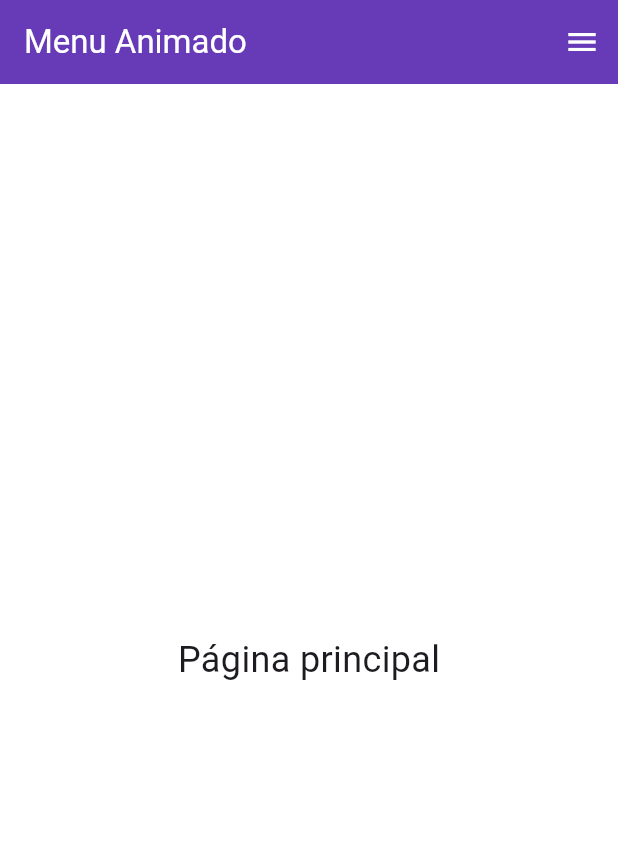
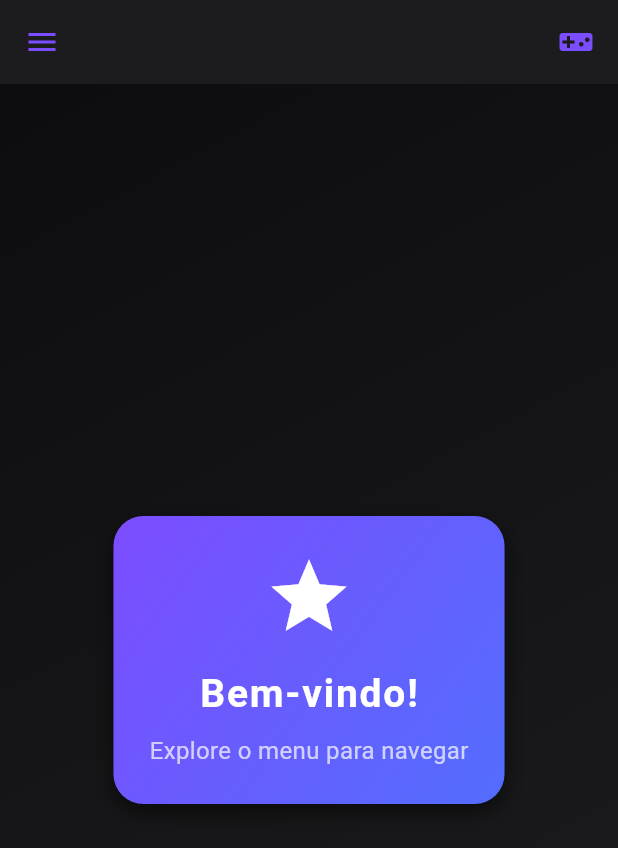
Before and after one commit to K0yall/Flutter-Atividade, a Flutter app: the screen it shows after launch, on a phone screen of 412 x 824 dp. Shown: the top 848 px of the screen. Run offline on Flutter 3.47's test engine with Material 3 defaults, Android fonts, the phone set to English and light mode, and no system bars.

Commit message:
Adicionei tema escuro e deixei layout mais estiloso

```diff
--- a/atividade_flutter-main/lib/main.dart
+++ b/atividade_flutter-main/lib/main.dart
@@ -9,280 +9,271 @@ class MyApp extends StatelessWidget {
   @override
   Widget build(BuildContext context) {
     return MaterialApp(
-      title: 'Staggered Menu Demo',
+      title: 'Dark Styled Demo',
       debugShowCheckedModeBanner: false,
-      theme: ThemeData(
-        primarySwatch: Colors.deepPurple,
-        scaffoldBackgroundColor: Colors.white,
+      theme: ThemeData.dark().copyWith(
+        scaffoldBackgroundColor: const Color(0xFF121212),
+        colorScheme: ColorScheme.fromSeed(seedColor: Colors.deepPurpleAccent),
+        textTheme: const TextTheme(
+          bodyMedium: TextStyle(color: Colors.white70),
         ),
-      home: const ExampleStaggeredAnimations(),
+        appBarTheme: const AppBarTheme(
+          backgroundColor: Color(0xFF1C1C1E),
+          elevation: 0,
+        ),
+      ),
+      home: const HomeScreen(),
     );
   }
 }
 
-class ExampleStaggeredAnimations extends StatefulWidget {
-  const ExampleStaggeredAnimations({super.key});
+class HomeScreen extends StatefulWidget {
+  const HomeScreen({super.key});
   @override
-  State<ExampleStaggeredAnimations> createState() =>
-      _ExampleStaggeredAnimationsState();
+  State<HomeScreen> createState() => _HomeScreenState();
 }
 
-class _ExampleStaggeredAnimationsState extends State<ExampleStaggeredAnimations>
+class _HomeScreenState extends State<HomeScreen>
     with SingleTickerProviderStateMixin {
-  late AnimationController _drawerSlideController;
+  late AnimationController _drawerController;
 
   @override
   void initState() {
     super.initState();
-    _drawerSlideController = AnimationController(
+    _drawerController = AnimationController(
       vsync: this,
-      duration: const Duration(milliseconds: 150),
+      duration: const Duration(milliseconds: 400),
     );
   }
 
   @override
   void dispose() {
-    _drawerSlideController.dispose();
+    _drawerController.dispose();
     super.dispose();
   }
 
-  bool _isDrawerOpen() {
-    return _drawerSlideController.value == 1.0;
-  }
+  bool get isDrawerOpen => _drawerController.value == 1.0;
 
-  bool _isDrawerOpening() {
-    return _drawerSlideController.status == AnimationStatus.forward;
-  }
-
-  bool _isDrawerClosed() {
-    return _drawerSlideController.value == 0.0;
-  }
-
-  void _toggleDrawer() {
-    if (_isDrawerOpen() || _isDrawerOpening()) {
-      _drawerSlideController.reverse();
+  void toggleDrawer() {
+    if (isDrawerOpen) {
+      _drawerController.reverse();
     } else {
-      _drawerSlideController.forward();
+      _drawerController.forward();
     }
   }
 
   @override
   Widget build(BuildContext context) {
     return Scaffold(
-      appBar: _buildAppBar(),
-      body: Stack(children: [_buildContent(), _buildDrawer()]),
-    );
-  }
-
-  PreferredSizeWidget _buildAppBar() {
-    return AppBar(
-      title: const Text('Menu Animado', style: TextStyle(color: Colors.white)),
-      backgroundColor: Colors.deepPurple,
-      elevation: 0.0,
-      automaticallyImplyLeading: false,
-      actions: [
-        AnimatedBuilder(
-          animation: _drawerSlideController,
-          builder: (context, child) {
-            return IconButton(
-              onPressed: _toggleDrawer,
-              icon: _isDrawerOpen() || _isDrawerOpening()
-                  ? const Icon(Icons.clear, color: Colors.white)
-                  : const Icon(Icons.menu, color: Colors.white),
-            );
-          },
+      appBar: AppBar(
+        leading: IconButton(
+          onPressed: toggleDrawer,
+          icon: AnimatedIcon(
+            icon: AnimatedIcons.menu_close,
+            progress: _drawerController,
+            color: Colors.deepPurpleAccent,
+          ),
+        ),
+        actions: const [
+          Padding(
+            padding: EdgeInsets.symmetric(horizontal: 16),
+            child: Icon(Icons.videogame_asset, color: Colors.deepPurpleAccent),
           ),
         ],
+      ),
+      body: Stack(
+        children: [
+          _buildContent(),
+          _buildDrawer(),
+        ],
+      ),
     );
   }
 
   Widget _buildContent() {
-    // Conteúdo principal da página (vazio ou o que você quiser colocar)
-    return const Center(
-      child: Text(
-        'Página principal',
-        style: TextStyle(fontSize: 24),
+    return Container(
+      decoration: const BoxDecoration(
+        gradient: LinearGradient(
+          colors: [Color(0xFF0D0D0F), Color(0xFF1E1E20)],
+          begin: Alignment.topLeft,
+          end: Alignment.bottomRight,
+        ),
+      ),
+      child: Center(
+        child: Container(
+          padding: const EdgeInsets.all(24),
+          margin: const EdgeInsets.all(20),
+          decoration: BoxDecoration(
+            gradient: const LinearGradient(
+              colors: [Colors.deepPurpleAccent, Colors.indigoAccent],
+              begin: Alignment.topLeft,
+              end: Alignment.bottomRight,
+            ),
+            borderRadius: BorderRadius.circular(20),
+            boxShadow: const [
+              BoxShadow(
+                color: Colors.black54,
+                blurRadius: 12,
+                offset: Offset(0, 6),
+              )
+            ],
+          ),
+          child: Column(
+            mainAxisSize: MainAxisSize.min,
+            children: const [
+              Icon(Icons.star, size: 60, color: Colors.white),
+              SizedBox(height: 16),
+              Text(
+                "Bem-vindo!",
+                style: TextStyle(
+                  fontSize: 26,
+                  fontWeight: FontWeight.bold,
+                  color: Colors.white,
+                  letterSpacing: 1.2,
+                ),
+              ),
+              SizedBox(height: 8),
+              Text(
+                "Explore o menu para navegar",
+                style: TextStyle(color: Colors.white70, fontSize: 16),
+              ),
+            ],
+          ),
+        ),
       ),
     );
   }
 
   Widget _buildDrawer() {
     return AnimatedBuilder(
-      animation: _drawerSlideController,
+      animation: _drawerController,
       builder: (context, child) {
-        return FractionalTranslation(
-          translation: Offset(1.0 - _drawerSlideController.value, 0.0),
-          child: _isDrawerClosed() ? const SizedBox() : const Menu(),
+        final slide =
+            (1.0 - _drawerController.value) * MediaQuery.of(context).size.width;
+        return Transform.translate(
+          offset: Offset(slide, 0),
+          child: _drawerController.value == 0
+              ? const SizedBox()
+              : const DarkMenu(),
         );
       },
     );
   }
 }
 
-class Menu extends StatefulWidget {
-  const Menu({super.key});
+class DarkMenu extends StatefulWidget {
+  const DarkMenu({super.key});
+
   @override
-  State<Menu> createState() => _MenuState();
+  State<DarkMenu> createState() => _DarkMenuState();
 }
 
-class _MenuState extends State<Menu> with SingleTickerProviderStateMixin {
-  static const _menuTitles = [
-    'Criar Evento',
-    'Meus Eventos',
-    'Inscrições',
-    'Painel Organizador',
-    'Calendário',
+class _DarkMenuState extends State<DarkMenu>
+    with SingleTickerProviderStateMixin {
+  final List<String> menuItems = const [
+    "Explorar Jogos",
+    "Favoritos",
+    "Notificações",
+    "Configurações",
+    "Sair"
   ];
-  static const _initialDelayTime = Duration(milliseconds: 50);
-  static const _itemSlideTime = Duration(milliseconds: 250);
-  static const _staggerTime = Duration(milliseconds: 50);
-  static const _buttonDelayTime = Duration(milliseconds: 150);
-  static const _buttonTime = Duration(milliseconds: 500);
 
-  late AnimationController _staggeredController;
-  final List<Interval> _itemSlideIntervals = [];
-  late Interval _buttonInterval;
+  late AnimationController _animController;
 
   @override
   void initState() {
     super.initState();
-    _createAnimationIntervals();
-    _staggeredController = AnimationController(
+    _animController = AnimationController(
       vsync: this,
-      duration: _animationDuration,
+      duration: const Duration(milliseconds: 800),
     )..forward();
   }
 
-  void _createAnimationIntervals() {
-    for (var i = 0; i < _menuTitles.length; ++i) {
-      final startTime = _initialDelayTime + (_staggerTime * i);
-      final endTime = startTime + _itemSlideTime;
-      _itemSlideIntervals.add(
-        Interval(
-          startTime.inMilliseconds / _animationDuration.inMilliseconds,
-          endTime.inMilliseconds / _animationDuration.inMilliseconds,
-        ),
-      );
-    }
-    final buttonStartTime =
-        Duration(milliseconds: _menuTitles.length * 50) + _buttonDelayTime;
-    final buttonEndTime = buttonStartTime + _buttonTime;
-    _buttonInterval = Interval(
-      buttonStartTime.inMilliseconds / _animationDuration.inMilliseconds,
-      buttonEndTime.inMilliseconds / _animationDuration.inMilliseconds,
-    );
-  }
-
-  Duration get _animationDuration => _initialDelayTime +
-      (_staggerTime * _menuTitles.length) +
-      _buttonDelayTime +
-      _buttonTime;
-
   @override
   void dispose() {
-    _staggeredController.dispose();
+    _animController.dispose();
     super.dispose();
   }
 
   @override
   Widget build(BuildContext context) {
     return Container(
-      color: Colors.white,
-      child: Stack(
-        fit: StackFit.expand,
-        children: [_buildLogo(), _buildContent()],
-      ),
-    );
-  }
-
-  Widget _buildLogo() {
-    return const Positioned(
-      right: -100,
-      bottom: -30,
-      child: Opacity(opacity: 0.2, child: FlutterLogo(size: 400)),
-    );
-  }
-
-  Widget _buildContent() {
-    return Column(
+      color: const Color(0xFF1E1E20),
+      child: Column(
         crossAxisAlignment: CrossAxisAlignment.start,
         children: [
-        const SizedBox(height: 16),
-        ..._buildListItems(),
-        const Spacer(),
-        _buildGetStartedButton(),
-      ],
+          const DrawerHeader(
+            child: CircleAvatar(
+              radius: 40,
+              backgroundColor: Colors.deepPurpleAccent,
+              child: Icon(Icons.person, size: 50, color: Colors.white),
+            ),
+          ),
+          ...menuItems.asMap().entries.map((entry) {
+            final index = entry.key;
+            final title = entry.value;
+            final interval = Interval(
+              index * 0.1,
+              1.0,
+              curve: Curves.easeOutBack,
             );
-  }
-
-  List<Widget> _buildListItems() {
-    final listItems = <Widget>[];
-    for (var i = 0; i < _menuTitles.length; ++i) {
-      listItems.add(
-        AnimatedBuilder(
-          animation: _staggeredController,
+            return AnimatedBuilder(
+              animation: _animController,
               builder: (context, child) {
-            final animationPercent = Curves.easeOut.transform(
-              _itemSlideIntervals[i].transform(_staggeredController.value),
-            );
-            final opacity = animationPercent;
-            final slideDistance = (1.0 - animationPercent) * 150;
+                final opacity =
+                    interval.transform(_animController.value).clamp(0.0, 1.0);
+                final offset =
+                    (1 - opacity) * 50; // desliza da direita p/ esquerda
                 return Opacity(
                   opacity: opacity,
                   child: Transform.translate(
-                offset: Offset(slideDistance, 0),
+                    offset: Offset(offset, 0),
                     child: child,
                   ),
                 );
               },
-          child: Padding(
-            padding: const EdgeInsets.symmetric(horizontal: 36, vertical: 16),
-            child: Text(
-              _menuTitles[i],
+              child: ListTile(
+                title: Text(title,
                     style: const TextStyle(
-                  fontSize: 24, fontWeight: FontWeight.w500),
+                        color: Colors.white, fontSize: 18, letterSpacing: 1)),
+                leading: const Icon(Icons.arrow_right,
+                    color: Colors.deepPurpleAccent),
+                onTap: () {},
+              ),
+            );
+          }),
+          const Spacer(),
+          Padding(
+            padding: const EdgeInsets.all(20.0),
+            child: Container(
+              decoration: BoxDecoration(
+                gradient: const LinearGradient(
+                  colors: [Colors.deepPurpleAccent, Colors.indigoAccent],
+                  begin: Alignment.topLeft,
+                  end: Alignment.bottomRight,
+                ),
+                borderRadius: BorderRadius.circular(30),
+              ),
+              child: ElevatedButton.icon(
+                style: ElevatedButton.styleFrom(
+                  backgroundColor: Colors.transparent,
+                  shadowColor: Colors.transparent,
+                  minimumSize: const Size(double.infinity, 50),
+                  shape: RoundedRectangleBorder(
+                    borderRadius: BorderRadius.circular(30),
                   ),
                 ),
+                icon: const Icon(Icons.play_arrow, color: Colors.white),
+                label: const Text(
+                  "Iniciar",
+                  style: TextStyle(
+                      fontSize: 20, fontWeight: FontWeight.bold, color: Colors.white),
                 ),
-      );
-    }
-    return listItems;
-  }
-
-  Widget _buildGetStartedButton() {
-    return SizedBox(
-      width: double.infinity,
-      child: Padding(
-        padding: const EdgeInsets.all(24),
-        child: AnimatedBuilder(
-          animation: _staggeredController,
-          builder: (context, child) {
-            final animationPercent = Curves.elasticOut.transform(
-              _buttonInterval.transform(_staggeredController.value),
-            );
-            final opacity = animationPercent.clamp(0.0, 1.0);
-            final scale = (animationPercent * 0.5) + 0.5;
-            return Opacity(
-              opacity: opacity,
-              child: Transform.scale(scale: scale, child: child),
-            );
-          },
-          child: ElevatedButton(
-            style: ElevatedButton.styleFrom(
-              shape: const StadiumBorder(),
-              backgroundColor: Colors.deepPurple,
-              padding:
-                  const EdgeInsets.symmetric(horizontal: 48, vertical: 14),
-            ),
-            onPressed: () {
-              // ação do botão
-            },
-            child: const Text(
-              'Get Started',
-              style: TextStyle(color: Colors.white, fontSize: 22),
+                onPressed: () {},
               ),
             ),
-        ),
+          )
+        ],
       ),
     );
   }
```
Lines whose indentation alone changed are shown as unchanged.
